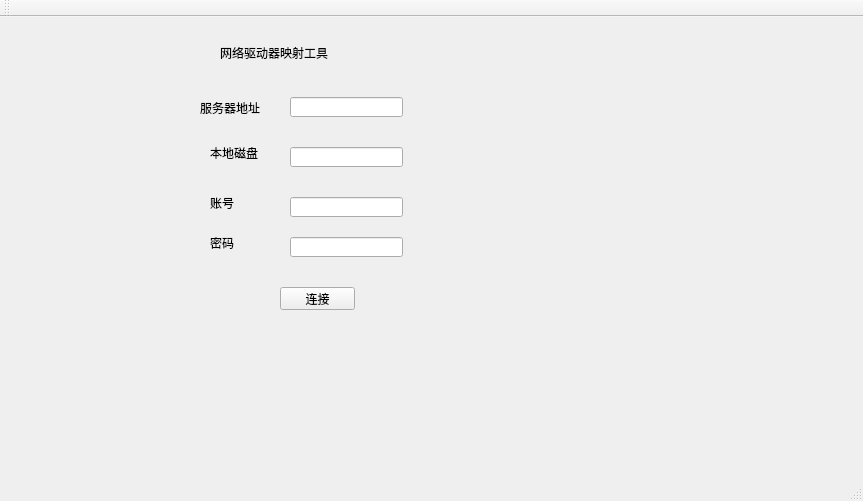
Qt form NetDrive/NetDrive/NetDrive.ui (97CBR/NetDrive) before a commit.
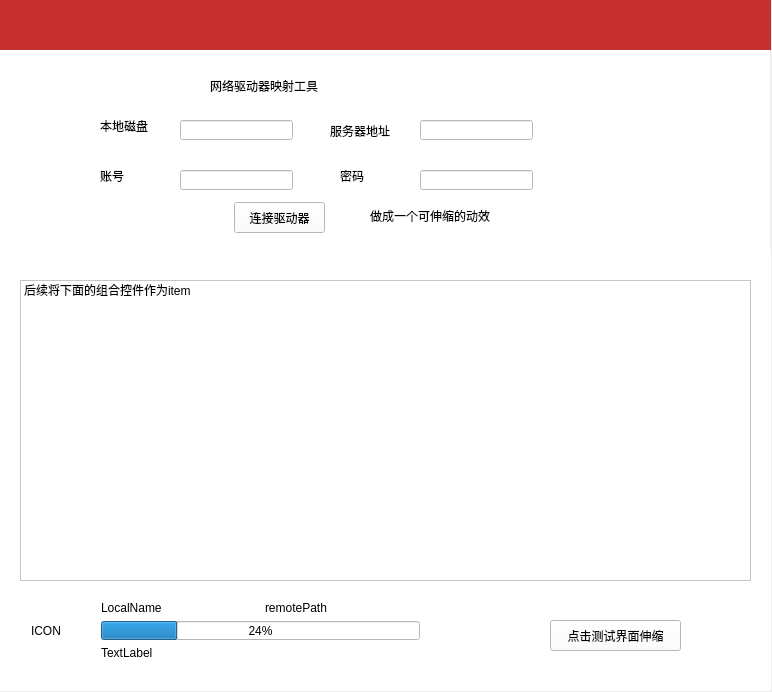
The same form after that commit.

Commit message: 设计界面大体框架 实现上下浮动动效 修正软件界面不会整体跟随变化的BUG

The edit to the form file:
```diff
--- a/NetDrive/NetDrive/NetDrive.ui
+++ b/NetDrive/NetDrive/NetDrive.ui
@@ -6,18 +6,43 @@
    <rect>
     <x>0</x>
     <y>0</y>
-    <width>863</width>
-    <height>501</height>
+    <width>772</width>
+    <height>692</height>
    </rect>
   </property>
   <property name="windowTitle">
    <string>NetDrive</string>
   </property>
   <widget class="QWidget" name="centralWidget">
+   <widget class="QWidget" name="widget" native="true">
+    <property name="geometry">
+     <rect>
+      <x>0</x>
+      <y>0</y>
+      <width>771</width>
+      <height>50</height>
+     </rect>
+    </property>
+    <property name="styleSheet">
+     <string notr="true">background-color: rgb(198, 47, 47);</string>
+    </property>
+   </widget>
+   <widget class="QWidget" name="widget_2" native="true">
+    <property name="geometry">
+     <rect>
+      <x>0</x>
+      <y>50</y>
+      <width>770</width>
+      <height>200</height>
+     </rect>
+    </property>
+    <property name="styleSheet">
+     <string notr="true">background-color: rgb(255, 255, 255);</string>
+    </property>
    <widget class="QLabel" name="label">
     <property name="geometry">
      <rect>
-      <x>220</x>
+       <x>210</x>
       <y>20</y>
       <width>211</width>
       <height>31</height>
@@ -30,8 +55,8 @@
    <widget class="QLabel" name="label_2">
     <property name="geometry">
      <rect>
-      <x>200</x>
-      <y>80</y>
+       <x>330</x>
+       <y>70</y>
       <width>71</width>
       <height>21</height>
      </rect>
@@ -40,21 +65,24 @@
      <string>服务器地址</string>
     </property>
    </widget>
-   <widget class="QLineEdit" name="remoteName">
+    <widget class="QPushButton" name="pushButton">
     <property name="geometry">
      <rect>
-      <x>290</x>
-      <y>80</y>
-      <width>113</width>
-      <height>20</height>
-     </rect>
-    </property>
+       <x>234</x>
+       <y>152</y>
+       <width>91</width>
+       <height>31</height>
+      </rect>
+     </property>
+     <property name="text">
+      <string>连接驱动器</string>
+     </property>
    </widget>
    <widget class="QLabel" name="label_3">
     <property name="geometry">
      <rect>
-      <x>210</x>
-      <y>130</y>
+       <x>100</x>
+       <y>70</y>
       <width>54</width>
       <height>12</height>
      </rect>
@@ -63,34 +91,11 @@
      <string>本地磁盘</string>
     </property>
    </widget>
-   <widget class="QLineEdit" name="localName">
+    <widget class="QLineEdit" name="remoteName">
     <property name="geometry">
      <rect>
-      <x>290</x>
-      <y>130</y>
-      <width>113</width>
-      <height>20</height>
-     </rect>
-    </property>
-   </widget>
-   <widget class="QLabel" name="label_4">
-    <property name="geometry">
-     <rect>
-      <x>210</x>
-      <y>180</y>
-      <width>54</width>
-      <height>12</height>
-     </rect>
-    </property>
-    <property name="text">
-     <string>账号</string>
-    </property>
-   </widget>
-   <widget class="QLineEdit" name="userName">
-    <property name="geometry">
-     <rect>
-      <x>290</x>
-      <y>180</y>
+       <x>420</x>
+       <y>70</y>
       <width>113</width>
       <height>20</height>
      </rect>
@@ -99,8 +104,8 @@
    <widget class="QLabel" name="label_5">
     <property name="geometry">
      <rect>
-      <x>210</x>
-      <y>220</y>
+       <x>340</x>
+       <y>120</y>
       <width>54</width>
       <height>12</height>
      </rect>
@@ -109,49 +114,169 @@
      <string>密码</string>
     </property>
    </widget>
+    <widget class="QLineEdit" name="userName">
+     <property name="geometry">
+      <rect>
+       <x>180</x>
+       <y>120</y>
+       <width>113</width>
+       <height>20</height>
+      </rect>
+     </property>
+    </widget>
    <widget class="QLineEdit" name="password">
     <property name="geometry">
      <rect>
-      <x>290</x>
-      <y>220</y>
+       <x>420</x>
+       <y>120</y>
       <width>113</width>
       <height>20</height>
      </rect>
     </property>
    </widget>
-   <widget class="QPushButton" name="pushButton">
+    <widget class="QLineEdit" name="localName">
     <property name="geometry">
      <rect>
-      <x>280</x>
-      <y>270</y>
-      <width>75</width>
-      <height>23</height>
-     </rect>
-    </property>
+       <x>180</x>
+       <y>70</y>
+       <width>113</width>
+       <height>20</height>
+      </rect>
+     </property>
+    </widget>
+    <widget class="QLabel" name="label_4">
+     <property name="geometry">
+      <rect>
+       <x>100</x>
+       <y>120</y>
+       <width>54</width>
+       <height>12</height>
+      </rect>
+     </property>
     <property name="text">
-     <string>连接</string>
-    </property>
-   </widget>
-  </widget>
-  <widget class="QMenuBar" name="menuBar">
+      <string>账号</string>
+     </property>
+    </widget>
+    <widget class="QLabel" name="label_15">
+     <property name="geometry">
+      <rect>
+       <x>370</x>
+       <y>150</y>
+       <width>251</width>
+       <height>31</height>
+      </rect>
+     </property>
+     <property name="text">
+      <string>做成一个可伸缩的动效</string>
+     </property>
+    </widget>
+   </widget>
+   <widget class="QWidget" name="widget_3" native="true">
    <property name="geometry">
     <rect>
      <x>0</x>
-     <y>0</y>
-     <width>863</width>
-     <height>23</height>
-    </rect>
-   </property>
-  </widget>
-  <widget class="QToolBar" name="mainToolBar">
-   <attribute name="toolBarArea">
-    <enum>TopToolBarArea</enum>
-   </attribute>
-   <attribute name="toolBarBreak">
-    <bool>false</bool>
-   </attribute>
-  </widget>
-  <widget class="QStatusBar" name="statusBar"/>
+      <y>250</y>
+      <width>771</width>
+      <height>441</height>
+     </rect>
+    </property>
+    <property name="styleSheet">
+     <string notr="true">background-color: rgb(255, 255, 255);</string>
+    </property>
+    <widget class="QListWidget" name="listWidget">
+     <property name="geometry">
+      <rect>
+       <x>20</x>
+       <y>30</y>
+       <width>731</width>
+       <height>301</height>
+      </rect>
+     </property>
+     <item>
+      <property name="text">
+       <string>后续将下面的组合控件作为item</string>
+      </property>
+     </item>
+    </widget>
+    <widget class="QWidget" name="horizontalLayoutWidget">
+     <property name="geometry">
+      <rect>
+       <x>20</x>
+       <y>340</y>
+       <width>411</width>
+       <height>81</height>
+      </rect>
+     </property>
+     <layout class="QHBoxLayout" name="horizontalLayout" stretch="2,10">
+      <item>
+       <widget class="QLabel" name="label_11">
+        <property name="text">
+         <string>ICON</string>
+        </property>
+       </widget>
+      </item>
+      <item>
+       <layout class="QVBoxLayout" name="verticalLayout" stretch="1,1,1">
+        <property name="bottomMargin">
+         <number>0</number>
+        </property>
+        <item>
+         <layout class="QHBoxLayout" name="horizontalLayout_2">
+          <property name="spacing">
+           <number>9</number>
+          </property>
+          <property name="bottomMargin">
+           <number>0</number>
+          </property>
+          <item>
+           <widget class="QLabel" name="label_12">
+            <property name="text">
+             <string>LocalName</string>
+            </property>
+           </widget>
+          </item>
+          <item>
+           <widget class="QLabel" name="label_13">
+            <property name="text">
+             <string>remotePath</string>
+            </property>
+           </widget>
+          </item>
+         </layout>
+        </item>
+        <item>
+         <widget class="QProgressBar" name="progressBar">
+          <property name="value">
+           <number>24</number>
+          </property>
+         </widget>
+        </item>
+        <item>
+         <widget class="QLabel" name="label_14">
+          <property name="text">
+           <string>TextLabel</string>
+          </property>
+         </widget>
+        </item>
+       </layout>
+      </item>
+     </layout>
+    </widget>
+    <widget class="QPushButton" name="pushButton_3">
+     <property name="geometry">
+      <rect>
+       <x>550</x>
+       <y>370</y>
+       <width>131</width>
+       <height>31</height>
+      </rect>
+     </property>
+     <property name="text">
+      <string>点击测试界面伸缩</string>
+     </property>
+    </widget>
+   </widget>
+  </widget>
  </widget>
  <layoutdefault spacing="6" margin="11"/>
  <resources>
```
Left out of the diff: 23 changed lines with no effect on the pictures. Lines whose indentation alone changed are shown as unchanged. The commit also changes 3 other files.
